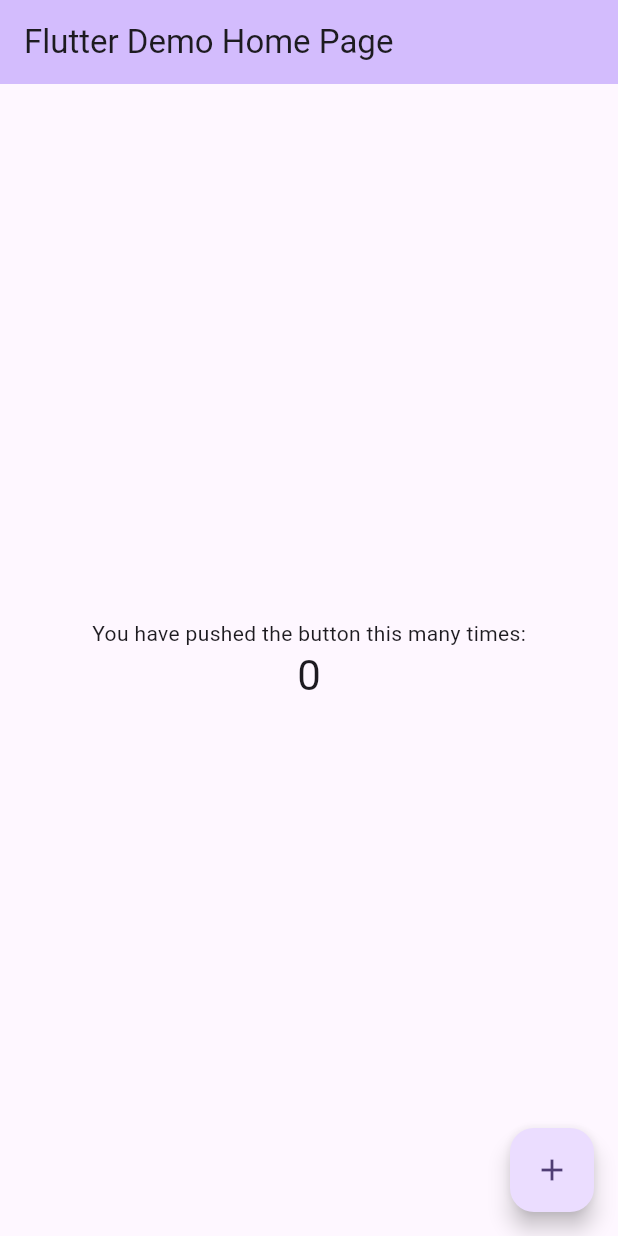
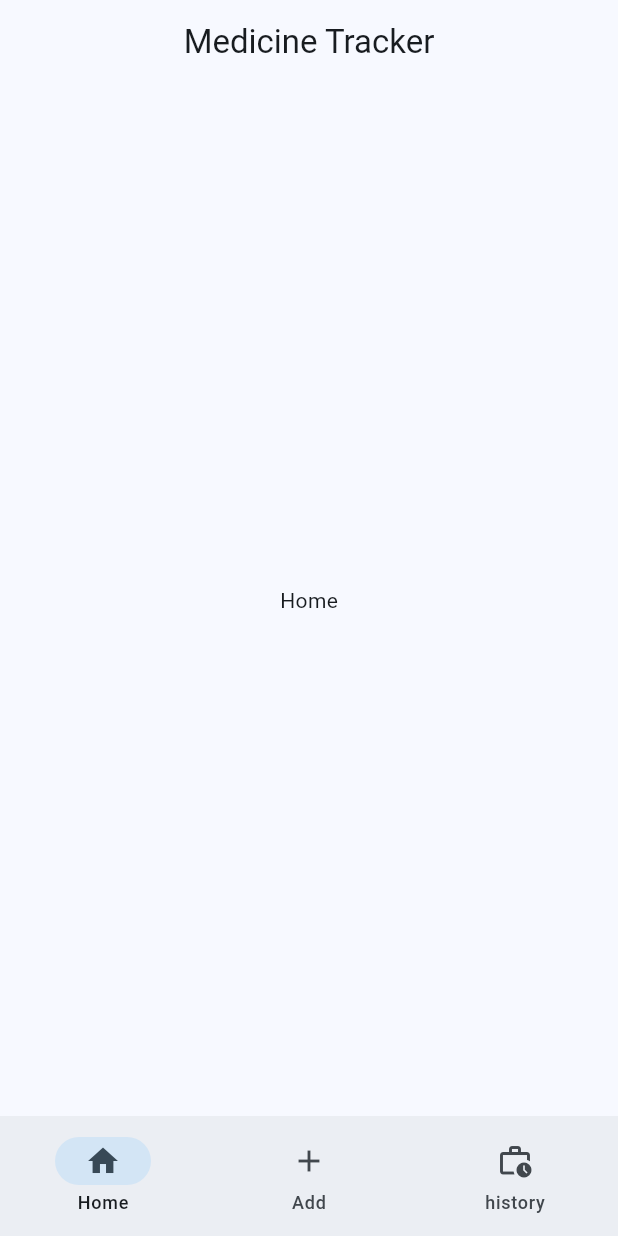
Before and after one commit to premkumar0410/medical-app, a Flutter app: the screen it shows after launch, on a phone screen of 412 x 824 dp. Run offline on Flutter 3.47's test engine with Material 3 defaults, Android fonts, the phone set to English and light mode, and no system bars.

Commit message:
finished basic of appbar and navbar

```diff
--- /dev/null
+++ b/lib/WidgetPage.dart
@@ -0,0 +1,41 @@
+import 'package:flutter/material.dart';
+import 'package:medical_app/pages/AddPage.dart';
+import 'package:medical_app/pages/historyPage.dart';
+import 'package:medical_app/pages/homePage.dart';
+
+class Widgetpage extends StatefulWidget {
+  const Widgetpage({super.key});
+
+  @override
+  State<Widgetpage> createState() => _WidgetpageState();
+}
+
+class _WidgetpageState extends State<Widgetpage> {
+  int select_index = 0;
+
+  final List<Widget> pages = [Homepage(), AddPage(), Historypage()];
+  @override
+  Widget build(BuildContext context) {
+    return Scaffold(
+      appBar: AppBar(title: Text("Medicine Tracker"), centerTitle: true),
+
+      body: pages[select_index],
+      bottomNavigationBar: NavigationBar(
+        selectedIndex: select_index,
+        onDestinationSelected: (int value) {
+          setState(() {
+            select_index = value;
+          });
+        },
+        destinations: [
+          NavigationDestination(icon: Icon(Icons.home), label: "Home"),
+          NavigationDestination(icon: Icon(Icons.add), label: "Add"),
+          NavigationDestination(
+            icon: Icon(Icons.work_history_outlined),
+            label: "history",
+          ),
+        ],
+      ),
+    );
+  }
+}
--- a/lib/main.dart
+++ b/lib/main.dart
@@ -1,4 +1,5 @@
 import 'package:flutter/material.dart';
+import 'package:medical_app/WidgetPage.dart';
 
 void main() {
   runApp(const MyApp());
@@ -7,116 +8,18 @@ void main() {
 class MyApp extends StatelessWidget {
   const MyApp({super.key});
 
-  // This widget is the root of your application.
   @override
   Widget build(BuildContext context) {
     return MaterialApp(
-      title: 'Flutter Demo',
-      theme: ThemeData(
-        // This is the theme of your application.
-        //
-        // TRY THIS: Try running your application with "flutter run". You'll see
-        // the application has a purple toolbar. Then, without quitting the app,
-        // try changing the seedColor in the colorScheme below to Colors.green
-        // and then invoke "hot reload" (save your changes or press the "hot
-        // reload" button in a Flutter-supported IDE, or press "r" if you used
-        // the command line to start the app).
-        //
-        // Notice that the counter didn't reset back to zero; the application
-        // state is not lost during the reload. To reset the state, use hot
-        // restart instead.
-        //
-        // This works for code too, not just values: Most code changes can be
-        // tested with just a hot reload.
-        colorScheme: ColorScheme.fromSeed(seedColor: Colors.deepPurple),
+      debugShowCheckedModeBanner: false,
+      theme: ThemeData.from(
+        colorScheme: ColorScheme.fromSeed(
+          seedColor: Colors.lightBlue,
+          brightness: Brightness.light,
+        ),
       ),
-      home: const MyHomePage(title: 'Flutter Demo Home Page'),
+
+      home: Widgetpage(),
     );
   }
 }
-
-class MyHomePage extends StatefulWidget {
-  const MyHomePage({super.key, required this.title});
-
-  // This widget is the home page of your application. It is stateful, meaning
-  // that it has a State object (defined below) that contains fields that affect
-  // how it looks.
-
-  // This class is the configuration for the state. It holds the values (in this
-  // case the title) provided by the parent (in this case the App widget) and
-  // used by the build method of the State. Fields in a Widget subclass are
-  // always marked "final".
-
-  final String title;
-
-  @override
-  State<MyHomePage> createState() => _MyHomePageState();
-}
-
-class _MyHomePageState extends State<MyHomePage> {
-  int _counter = 0;
-
-  void _incrementCounter() {
-    setState(() {
-      // This call to setState tells the Flutter framework that something has
-      // changed in this State, which causes it to rerun the build method below
-      // so that the display can reflect the updated values. If we changed
-      // _counter without calling setState(), then the build method would not be
-      // called again, and so nothing would appear to happen.
-      _counter++;
-    });
-  }
-
-  @override
-  Widget build(BuildContext context) {
-    // This method is rerun every time setState is called, for instance as done
-    // by the _incrementCounter method above.
-    //
-    // The Flutter framework has been optimized to make rerunning build methods
-    // fast, so that you can just rebuild anything that needs updating rather
-    // than having to individually change instances of widgets.
-    return Scaffold(
-      appBar: AppBar(
-        // TRY THIS: Try changing the color here to a specific color (to
-        // Colors.amber, perhaps?) and trigger a hot reload to see the AppBar
-        // change color while the other colors stay the same.
-        backgroundColor: Theme.of(context).colorScheme.inversePrimary,
-        // Here we take the value from the MyHomePage object that was created by
-        // the App.build method, and use it to set our appbar title.
-        title: Text(widget.title),
-      ),
-      body: Center(
-        // Center is a layout widget. It takes a single child and positions it
-        // in the middle of the parent.
-        child: Column(
-          // Column is also a layout widget. It takes a list of children and
-          // arranges them vertically. By default, it sizes itself to fit its
-          // children horizontally, and tries to be as tall as its parent.
-          //
-          // Column has various properties to control how it sizes itself and
-          // how it positions its children. Here we use mainAxisAlignment to
-          // center the children vertically; the main axis here is the vertical
-          // axis because Columns are vertical (the cross axis would be
-          // horizontal).
-          //
-          // TRY THIS: Invoke "debug painting" (choose the "Toggle Debug Paint"
-          // action in the IDE, or press "p" in the console), to see the
-          // wireframe for each widget.
-          mainAxisAlignment: MainAxisAlignment.center,
-          children: <Widget>[
-            const Text('You have pushed the button this many times:'),
-            Text(
-              '$_counter',
-              style: Theme.of(context).textTheme.headlineMedium,
-            ),
-          ],
-        ),
-      ),
-      floatingActionButton: FloatingActionButton(
-        onPressed: _incrementCounter,
-        tooltip: 'Increment',
-        child: const Icon(Icons.add),
-      ), // This trailing comma makes auto-formatting nicer for build methods.
-    );
-  }
-}
--- /dev/null
+++ b/lib/pages/AddPage.dart
@@ -0,0 +1,10 @@
+import 'package:flutter/material.dart';
+
+class AddPage extends StatelessWidget {
+  const AddPage({super.key});
+
+  @override
+  Widget build(BuildContext context) {
+    return Center(child: Text("Add "),);
+  }
+}
--- /dev/null
+++ b/lib/pages/HomePage.dart
@@ -0,0 +1,10 @@
+import 'package:flutter/material.dart';
+
+class Homepage extends StatelessWidget {
+  const Homepage({super.key});
+
+  @override
+  Widget build(BuildContext context) {
+    return Center(child: Text("Home"),);
+  }
+}
--- /dev/null
+++ b/lib/pages/historyPage.dart
@@ -0,0 +1,10 @@
+import 'package:flutter/material.dart';
+
+class Historypage extends StatelessWidget {
+  const Historypage({super.key});
+
+  @override
+  Widget build(BuildContext context) {
+    return Center(child: Text("History"),);
+  }
+}
```
